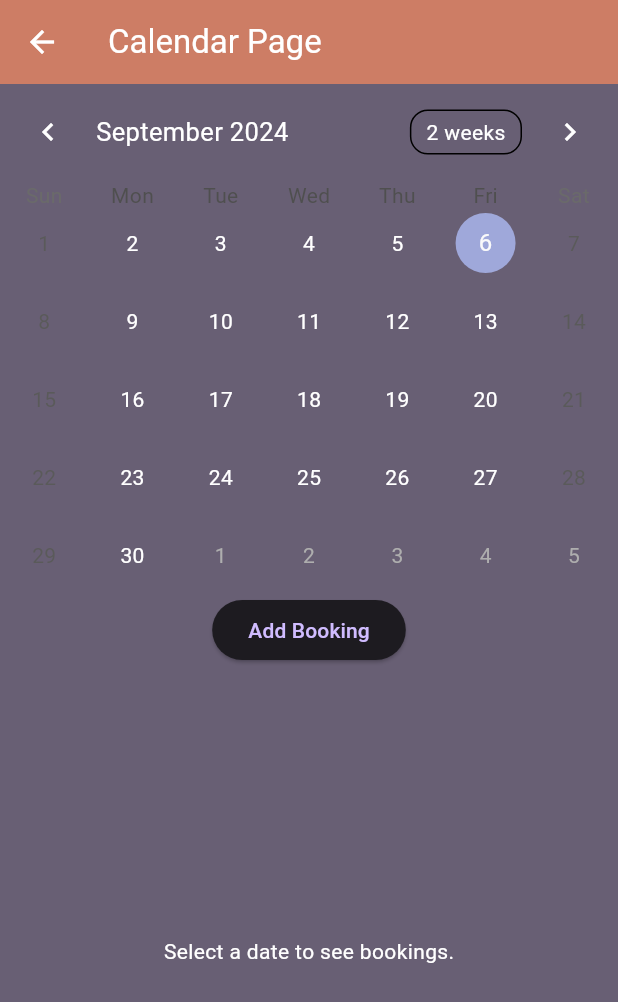
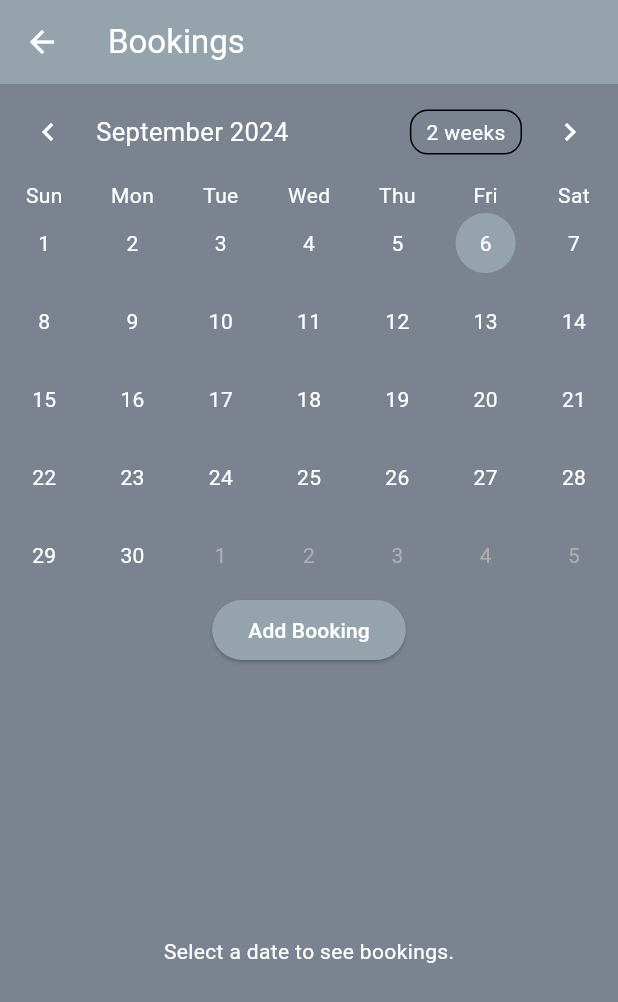
Before and after one commit to Jack-Northall/test_application, a Flutter app: the screen it shows after launch, after a tap on "Go to Calendar Page", on a phone screen of 412 x 824 dp. Shown: the top 1002 px of the screen. Run offline on Flutter 3.47's test engine with Material 3 defaults, Android fonts, the phone set to English and light mode, and no system bars; drawn by our look-alikes of table_calendar.

Commit message:
Upgraded color pallette

```diff
--- a/lib/main.dart
+++ b/lib/main.dart
@@ -18,7 +18,7 @@ class MyApp extends StatelessWidget {
       title: 'Flutter Home Screen',
       theme: ThemeData.dark().copyWith(
         appBarTheme: const AppBarTheme(
-          backgroundColor: AppColors.secondaryColor,
+          backgroundColor: AppColors.primaryColor,
           foregroundColor: Color(0xFFFFFFFF),
         ),
         scaffoldBackgroundColor: AppColors.backgroundColor,
--- a/lib/schemes/colors.dart
+++ b/lib/schemes/colors.dart
@@ -1,11 +1,9 @@
 import 'package:flutter/material.dart';
 
 class AppColors {
-  static const Color backgroundColor = Color(0xFF685F74);
-  static const Color primaryColor = Color(0xFFA95237);
-  static const Color secondaryColor = Color(0xFFCD7D65);
-  static const Color accentColor = Color(0xFFE0AFA0);
-  static const Color sliderActiveColor = Color(0xFFEB1555);
-  static const Color sliderInactiveColor = Color(0xFF8D8E98);
+  static const Color backgroundColor = Color(0xFF7B8391);
+  static const Color primaryColor = Color(0xFF94A3AC);
+  static const Color secondaryColor = Color(0xFF9CB7B5);
+  static const Color accentColor = Color(0xFFABD8BC);
   static const Color textColor = Color(0xFFFFFFFF);
 }
--- a/lib/screens/calendar_page.dart
+++ b/lib/screens/calendar_page.dart
@@ -1,4 +1,5 @@
 import 'package:flutter/material.dart';
+import 'package:test_application/schemes/colors.dart';
 import 'package:test_application/widgets/calendar_widget.dart';
 import 'package:test_application/screens/create_booking_page.dart';
 import '../models/booking.dart';
@@ -52,7 +53,7 @@ class _CalendarPageState extends State<CalendarPage> {
   Widget build(BuildContext context) {
     return Scaffold(
       appBar: AppBar(
-        title: const Text('Calendar Page'),
+        title: const Text('Bookings'),
       ),
       body: Column(
         children: [
@@ -68,6 +69,10 @@ class _CalendarPageState extends State<CalendarPage> {
           ),
           ElevatedButton(
             onPressed: _navigateToCreateBookingPage,
+            style: ElevatedButton.styleFrom(
+              backgroundColor: AppColors.primaryColor,
+              foregroundColor: AppColors.textColor,
+            ),
             child: const Text('Add Booking'),
           ),
           Expanded(child: _buildBookingList()),
@@ -92,10 +97,11 @@ class _CalendarPageState extends State<CalendarPage> {
         final booking = _bookings[dateKey]![index];
         return Card(
           child: ListTile(
-            leading: const Icon(Icons.calendar_month),
-            title: Text(booking.name),
-            subtitle: Text('Booking ID: ${booking.id}'),
+            leading: const Icon(Icons.calendar_month,color: AppColors.textColor),
+            title: Text(booking.name, style: const TextStyle(color: AppColors.textColor),),
+            subtitle: Text('Booking ID: ${booking.id}',style: const TextStyle(color: AppColors.textColor)),
             isThreeLine: false,
+            tileColor: AppColors.primaryColor,
           ),
         );
       },
--- a/lib/screens/home_screen.dart
+++ b/lib/screens/home_screen.dart
@@ -1,4 +1,5 @@
 import 'package:flutter/material.dart';
+import '../schemes/colors.dart';
 
 class HomeScreen extends StatelessWidget {
   const HomeScreen({super.key});
@@ -7,7 +8,7 @@ class HomeScreen extends StatelessWidget {
   Widget build(BuildContext context) {
     return Scaffold(
       appBar: AppBar(
-        title: const Text('Home Screen'),
+        title: const Text('Home'),
       ),
       body: Center(
         child: Column(
@@ -17,6 +18,10 @@ class HomeScreen extends StatelessWidget {
               onPressed: () {
                 Navigator.pushNamed(context, '/blankPage');
               },
+              style: ElevatedButton.styleFrom(
+              backgroundColor: AppColors.primaryColor,
+              foregroundColor: AppColors.textColor,
+            ),
               child: const Text('Go to Blank Page'),
             ),
             const SizedBox(height: 20),
@@ -24,6 +29,10 @@ class HomeScreen extends StatelessWidget {
               onPressed: () {
                 Navigator.pushNamed(context, '/calendarPage');
               },
+              style: ElevatedButton.styleFrom(
+              backgroundColor: AppColors.primaryColor,
+              foregroundColor: AppColors.textColor,
+            ),
               child: const Text('Go to Calendar Page'),
             ),
           ],
--- a/lib/widgets/calendar_widget.dart
+++ b/lib/widgets/calendar_widget.dart
@@ -8,13 +8,14 @@ class CalendarWidget extends StatefulWidget {
   final DateTime? selectedDay;
 
   const CalendarWidget({
-    Key? key,
+    super.key,
     required this.onDaySelected,
     required this.focusedDay,
     required this.selectedDay,
-  }) : super(key: key);
+  });
 
   @override
+  // ignore: library_private_types_in_public_api
   _CalendarWidgetState createState() => _CalendarWidgetState();
 }
 
@@ -28,15 +29,36 @@ class _CalendarWidgetState extends State<CalendarWidget> {
       lastDay: DateTime.utc(2050, 1, 1),
       focusedDay: widget.focusedDay,
       calendarFormat: _calendarFormat,
+      daysOfWeekStyle: const DaysOfWeekStyle(
+        weekdayStyle: TextStyle(
+          color: AppColors.textColor,
+        ),
+        weekendStyle: TextStyle(
+          color: AppColors.textColor,
+        ),
+      ),
       calendarStyle: const CalendarStyle(
         //Selected BoxStyling
         selectedDecoration: BoxDecoration(
-          color: AppColors.secondaryColor,
+          color: AppColors.accentColor,
           shape: BoxShape.circle,
         ),
         //Selected TextStyling
         selectedTextStyle: TextStyle(
           color: Colors.black,
+        ),
+        //Today BoxStyling
+        todayDecoration: BoxDecoration(
+          color: AppColors.primaryColor,
+          shape: BoxShape.circle,
+        ),
+        //Today TextStyling
+        todayTextStyle: TextStyle(
+          color: AppColors.textColor,
+        ),
+        //Weekend TextStyling
+        weekendTextStyle: TextStyle(
+          color: AppColors.textColor,
         ),
       ),
       selectedDayPredicate: (day) {
```
Also changed, not shown: lib/screens/create_booking_page.dart (+11 -0 lines), lib/widgets/service_selection_widget.dart (+10 -7 lines).
